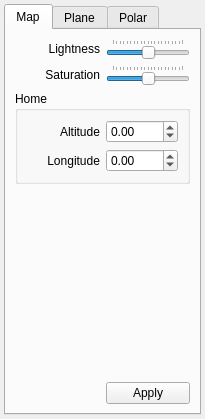
Above: ui/settings.ui from SkyRzn/JAPS before the change. Below: the same form after it.
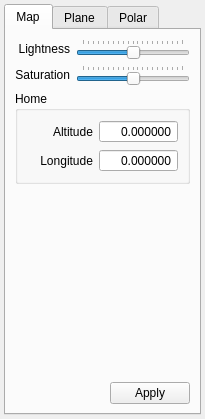
That is the form after the change.

The edit to the form file:
```diff
--- a/ui/settings.ui
+++ b/ui/settings.ui
@@ -93,6 +93,21 @@
          <layout class="QGridLayout" name="gridLayout_5">
           <item row="0" column="1">
            <widget class="QDoubleSpinBox" name="homeAltitude">
+            <property name="locale">
+             <locale language="C" country="AnyCountry"/>
+            </property>
+            <property name="alignment">
+             <set>Qt::AlignRight|Qt::AlignTrailing|Qt::AlignVCenter</set>
+            </property>
+            <property name="buttonSymbols">
+             <enum>QAbstractSpinBox::NoButtons</enum>
+            </property>
+            <property name="specialValueText">
+             <string/>
+            </property>
+            <property name="decimals">
+             <number>6</number>
+            </property>
             <property name="minimum">
              <double>-90.000000000000000</double>
             </property>
@@ -103,6 +118,21 @@
           </item>
           <item row="1" column="1">
            <widget class="QDoubleSpinBox" name="homeLongitude">
+            <property name="locale">
+             <locale language="C" country="AnyCountry"/>
+            </property>
+            <property name="alignment">
+             <set>Qt::AlignRight|Qt::AlignTrailing|Qt::AlignVCenter</set>
+            </property>
+            <property name="buttonSymbols">
+             <enum>QAbstractSpinBox::NoButtons</enum>
+            </property>
+            <property name="specialValueText">
+             <string/>
+            </property>
+            <property name="decimals">
+             <number>6</number>
+            </property>
             <property name="minimum">
              <double>-180.000000000000000</double>
             </property>
@@ -159,14 +189,9 @@
          </property>
         </widget>
        </item>
-       <item row="5" column="1">
-        <widget class="QPushButton" name="mapApply">
-         <property name="text">
-          <string>Apply</string>
-         </property>
-        </widget>
-       </item>
-       <item row="5" column="0">
+       <item row="5" column="0" rowspan="2" colspan="2">
+        <layout class="QHBoxLayout" name="horizontalLayout">
+         <item>
         <spacer name="horizontalSpacer_4">
          <property name="orientation">
           <enum>Qt::Horizontal</enum>
@@ -178,6 +203,15 @@
           </size>
          </property>
         </spacer>
+         </item>
+         <item>
+          <widget class="QPushButton" name="mapApply">
+           <property name="text">
+            <string>Apply</string>
+           </property>
+          </widget>
+         </item>
+        </layout>
        </item>
       </layout>
      </widget>
```
Lines whose indentation alone changed are shown as unchanged.
